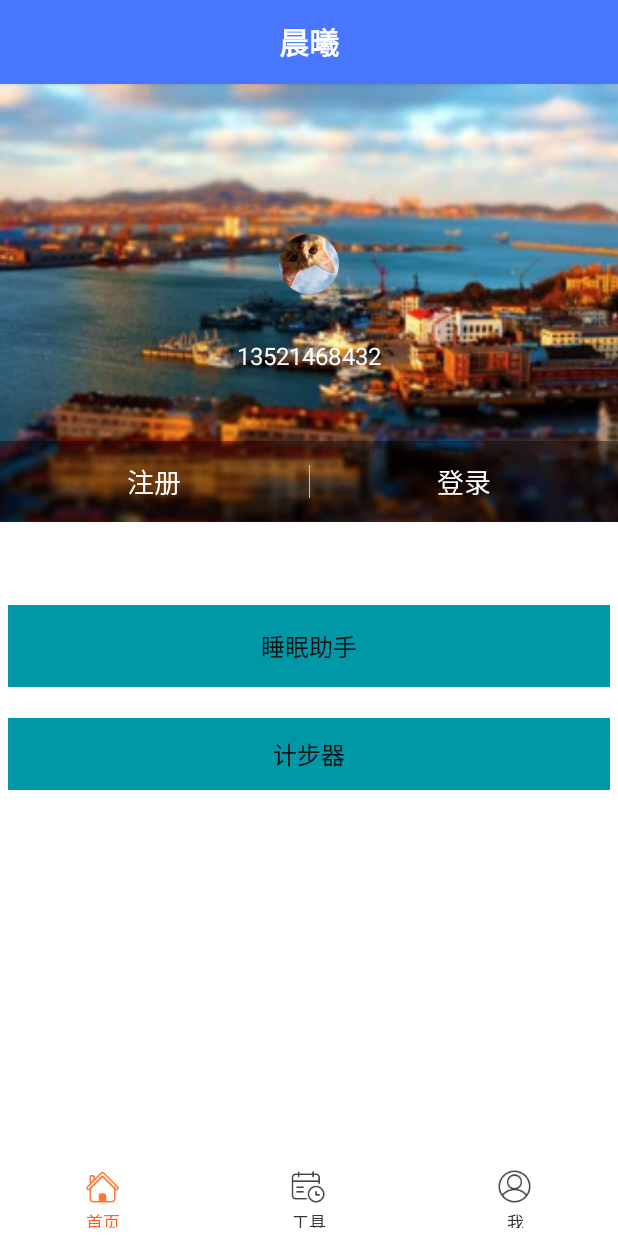
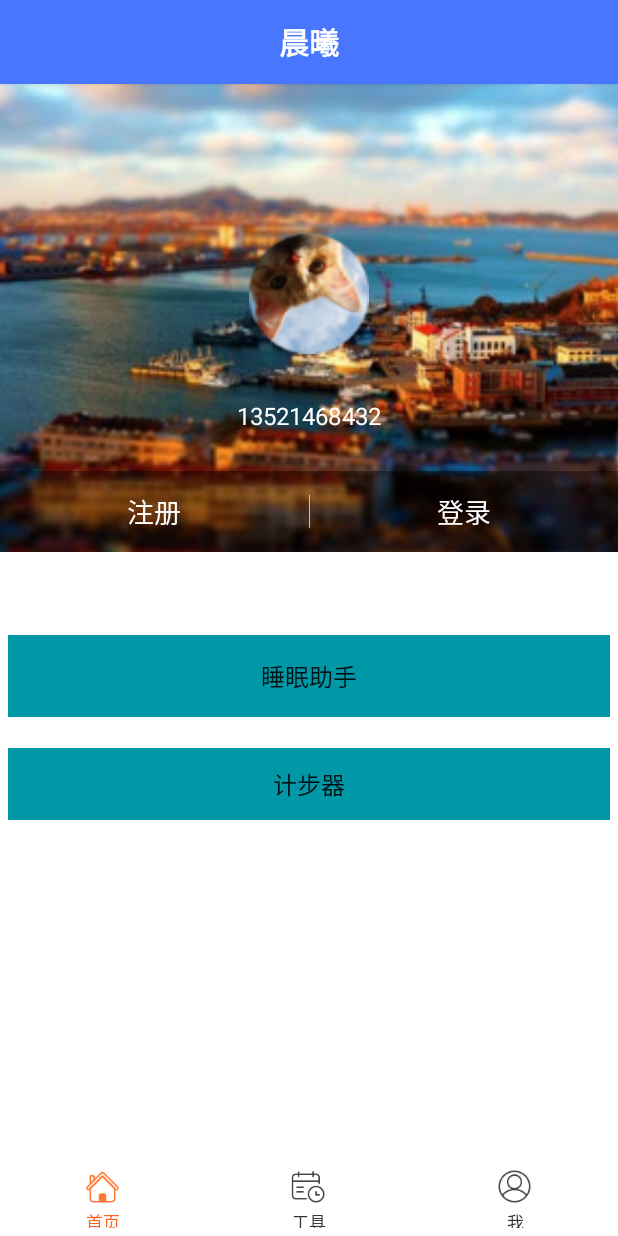
Before and after one commit to QiuMing/ChenXi, an Android app: the HomeFragment screen opened directly, with no data from a screen before it, on a phone screen of 412 x 824 dp. Run offline under Robolectric (Android 15) with nearby library versions, the phone set to English and light mode, and no system bars; our stand-ins replace ButterKnife, CircleImageView; libraries missing offline, so code that uses them is left out: com.astuetz; plain views replace me.

Commit message:
首页头像优化

```diff
--- a/app/src/main/java/com/hunter/chenxi/ui/fragment/HomeFragment.java
+++ b/app/src/main/java/com/hunter/chenxi/ui/fragment/HomeFragment.java
@@ -7,6 +7,7 @@ import android.support.v4.app.Fragment;
 import android.view.LayoutInflater;
 import android.view.View;
 import android.view.ViewGroup;
+import android.widget.ImageView;
 
 import com.hunter.chenxi.R;
 import com.hunter.chenxi.ui.activity.UserInfoActivity;
@@ -26,6 +27,8 @@ public class HomeFragment extends Fragment {
     private View root;
 
     private PullToZoomScrollViewEx scrollView;
+
+    private ImageView imgUserHead;
 
     @Override
     public void onCreate(Bundle savedInstanceState) {
@@ -74,6 +77,9 @@ public class HomeFragment extends Fragment {
             }
         });
 
+        imgUserHead = (ImageView)headView.findViewById(R.id.iv_user_head);
+        UserInfoActivity.updatePhoto(imgUserHead);
+
         scrollView.getPullRootView().findViewById(R.id.tv_test1).setOnClickListener(new View.OnClickListener() {
             @Override
             public void onClick(View v) {
--- a/app/src/main/res/layout/member_head_view.xml
+++ b/app/src/main/res/layout/member_head_view.xml
@@ -6,8 +6,8 @@
 
     <ImageView
         android:id="@+id/iv_user_head"
-        android:layout_width="wrap_content"
-        android:layout_height="wrap_content"
+        android:layout_width="80dp"
+        android:layout_height="80dp"
         android:layout_centerHorizontal="true"
 
         android:src="@drawable/ic_img_user_default"
@@ -21,7 +21,7 @@
         android:layout_width="wrap_content"
         android:layout_height="wrap_content"
         android:layout_marginTop="30dp"
-        android:paddingBottom="100dp"
+        android:paddingBottom="80dp"
         android:layout_below="@id/iv_user_head"
         android:layout_centerHorizontal="true"
         android:text="13521468432"
```
